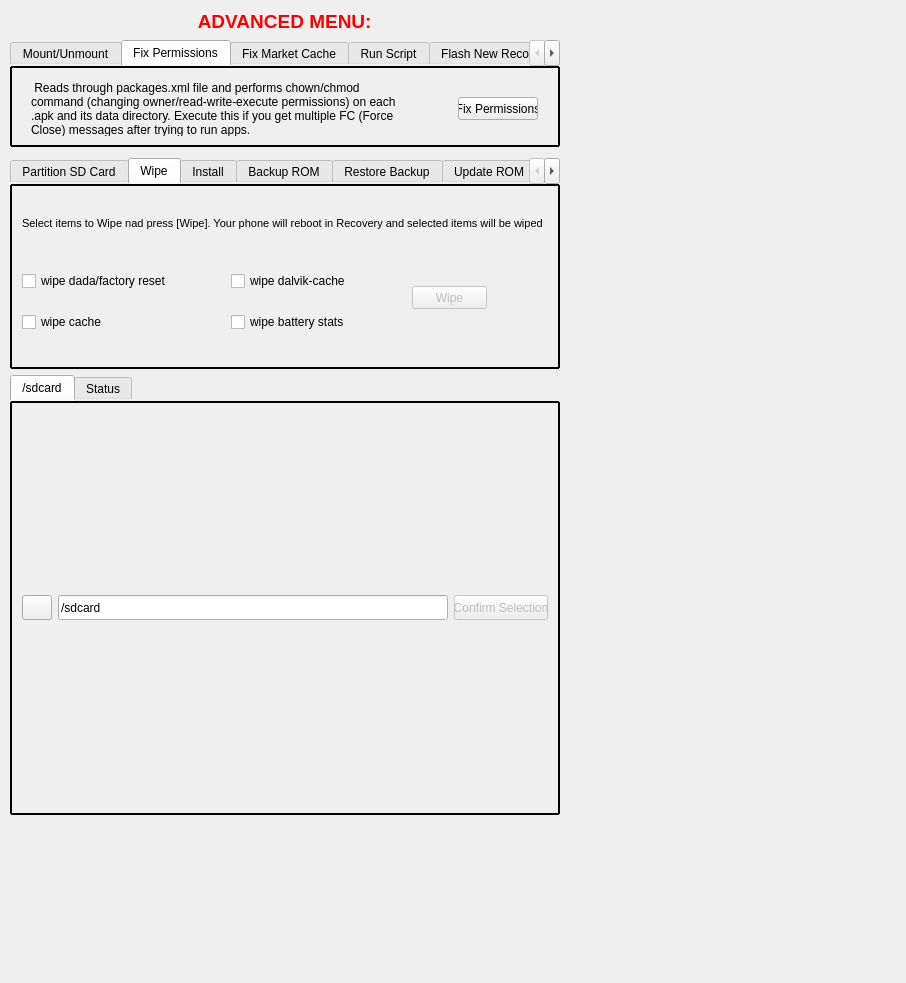
PlantBanditMan/cwm_edition, file widgets/cwmwidget.ui: the form before one commit.
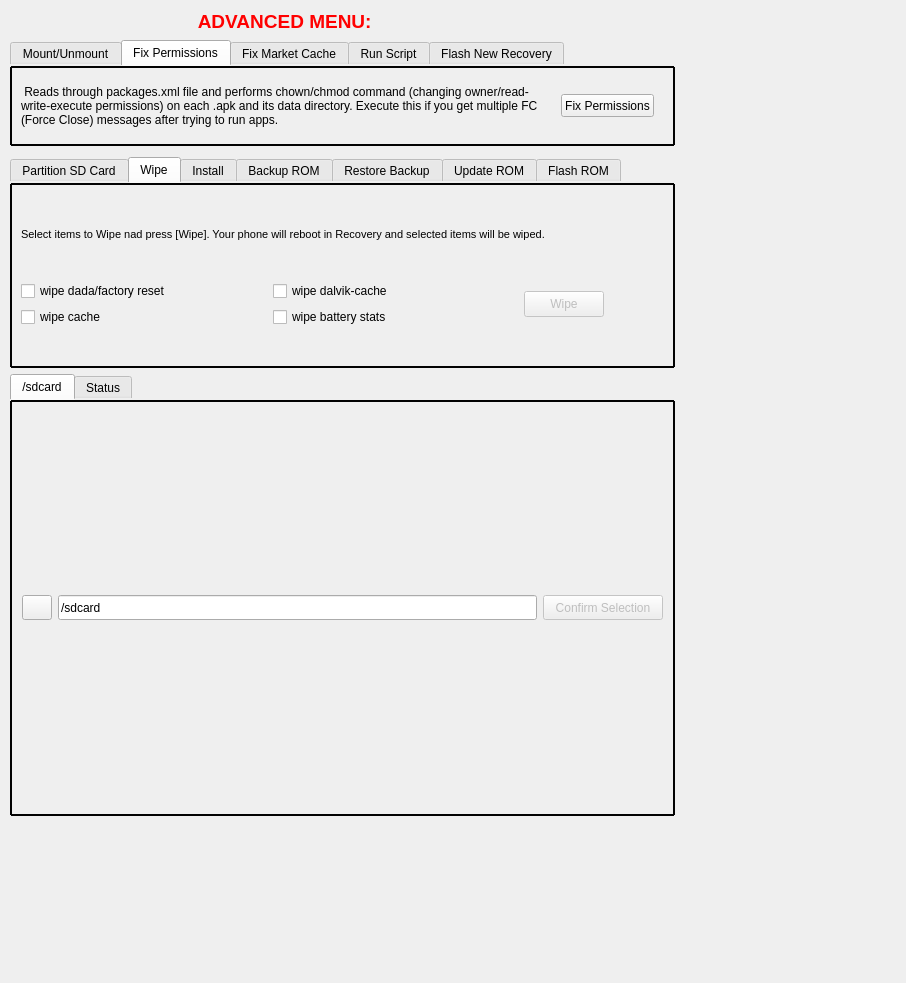
The form after the commit. The open tabs and pages were chosen to show the change. Icons and pictures are not drawn.

Commit message: 4/7/2012-first build for linux, fixed Advanced Page GUI for linux

Patch:
```diff
--- a/widgets/cwmwidget.ui
+++ b/widgets/cwmwidget.ui
@@ -27,11 +27,14 @@
     <rect>
      <x>0</x>
      <y>0</y>
-     <width>563</width>
-     <height>824</height>
+     <width>676</width>
+     <height>825</height>
     </rect>
    </property>
    <layout class="QVBoxLayout" name="layoutCwm">
+    <property name="sizeConstraint">
+     <enum>QLayout::SetDefaultConstraint</enum>
+    </property>
     <property name="leftMargin">
      <number>10</number>
     </property>
@@ -47,7 +50,7 @@
     <item>
      <layout class="QVBoxLayout" name="verticalLayout_10">
       <property name="sizeConstraint">
-       <enum>QLayout::SetFixedSize</enum>
+       <enum>QLayout::SetDefaultConstraint</enum>
       </property>
       <item>
        <widget class="QLabel" name="label">
@@ -157,14 +160,14 @@
       </property>
       <property name="minimumSize">
        <size>
-        <width>550</width>
+        <width>665</width>
         <height>106</height>
        </size>
       </property>
       <property name="maximumSize">
        <size>
-        <width>550</width>
-        <height>107</height>
+        <width>16777215</width>
+        <height>16777215</height>
        </size>
       </property>
       <property name="styleSheet">
@@ -248,25 +251,13 @@
        <attribute name="title">
         <string>Fix Permissions</string>
        </attribute>
-       <layout class="QVBoxLayout" name="verticalLayout_14">
+       <layout class="QHBoxLayout" name="horizontalLayout_27">
         <item>
          <layout class="QHBoxLayout" name="horizontalLayout_8">
-          <property name="spacing">
-           <number>48</number>
-          </property>
-          <property name="leftMargin">
-           <number>0</number>
-          </property>
-          <property name="topMargin">
-           <number>5</number>
-          </property>
-          <property name="rightMargin">
-           <number>0</number>
-          </property>
           <item>
            <widget class="QLabel" name="label_10">
             <property name="sizePolicy">
-             <sizepolicy hsizetype="Fixed" vsizetype="Fixed">
+             <sizepolicy hsizetype="Preferred" vsizetype="Fixed">
               <horstretch>0</horstretch>
               <verstretch>0</verstretch>
              </sizepolicy>
@@ -295,14 +286,14 @@
             </property>
             <property name="minimumSize">
              <size>
-              <width>80</width>
+              <width>90</width>
               <height>23</height>
              </size>
             </property>
             <property name="maximumSize">
              <size>
-              <width>80</width>
-              <height>23</height>
+              <width>16777215</width>
+              <height>16777215</height>
              </size>
             </property>
             <property name="text">
@@ -310,6 +301,22 @@
             </property>
            </widget>
           </item>
+          <item>
+           <spacer name="horizontalSpacer_3">
+            <property name="orientation">
+             <enum>Qt::Horizontal</enum>
+            </property>
+            <property name="sizeType">
+             <enum>QSizePolicy::Fixed</enum>
+            </property>
+            <property name="sizeHint" stdset="0">
+             <size>
+              <width>10</width>
+              <height>20</height>
+             </size>
+            </property>
+           </spacer>
+          </item>
          </layout>
         </item>
        </layout>
@@ -523,14 +530,14 @@
       </property>
       <property name="minimumSize">
        <size>
-        <width>550</width>
+        <width>665</width>
         <height>211</height>
        </size>
       </property>
       <property name="maximumSize">
        <size>
-        <width>550</width>
-        <height>211</height>
+        <width>16777215</width>
+        <height>16777215</height>
        </size>
       </property>
       <property name="palette">
@@ -933,31 +940,23 @@
        <attribute name="title">
         <string>Wipe</string>
        </attribute>
-       <widget class="QPushButton" name="buttonWipe">
-        <property name="enabled">
-         <bool>false</bool>
-        </property>
-        <property name="geometry">
-         <rect>
-          <x>400</x>
-          <y>100</y>
-          <width>75</width>
-          <height>23</height>
-         </rect>
-        </property>
+       <layout class="QHBoxLayout" name="horizontalLayout_22">
+        <item>
+         <layout class="QVBoxLayout" name="verticalLayout_18">
+          <item>
+           <widget class="QLabel" name="label_7">
         <property name="text">
-         <string>Wipe</string>
-        </property>
-       </widget>
-       <widget class="QWidget" name="layoutWidget6">
-        <property name="geometry">
-         <rect>
-          <x>10</x>
-          <y>70</y>
-          <width>411</width>
-          <height>91</height>
-         </rect>
-        </property>
+             <string>&lt;!DOCTYPE HTML PUBLIC &quot;-//W3C//DTD HTML 4.0//EN&quot; &quot;http://www.w3.org/TR/REC-html40/strict.dtd&quot;&gt;
+&lt;html&gt;&lt;head&gt;&lt;meta name=&quot;qrichtext&quot; content=&quot;1&quot; /&gt;&lt;style type=&quot;text/css&quot;&gt;
+p, li { white-space: pre-wrap; }
+&lt;/style&gt;&lt;/head&gt;&lt;body style=&quot; font-family:'MS Shell Dlg 2'; font-size:8.25pt; font-weight:400; font-style:normal;&quot;&gt;
+&lt;p style=&quot; margin-top:0px; margin-bottom:0px; margin-left:0px; margin-right:0px; -qt-block-indent:0; text-indent:0px;&quot;&gt;&lt;span style=&quot; font-size:8pt;&quot;&gt;Select items to Wipe nad press [Wipe]. Your phone will reboot in Recovery and selected items will be wiped.&lt;/span&gt;&lt;/p&gt;&lt;/body&gt;&lt;/html&gt;</string>
+            </property>
+           </widget>
+          </item>
+          <item>
+           <layout class="QHBoxLayout" name="horizontalLayout_21">
+            <item>
         <layout class="QGridLayout" name="gridLayout_4">
          <item row="0" column="0">
           <widget class="QCheckBox" name="checkData">
@@ -988,24 +987,66 @@
           </widget>
          </item>
         </layout>
-       </widget>
-       <widget class="QLabel" name="label_7">
-        <property name="geometry">
-         <rect>
-          <x>10</x>
-          <y>30</y>
-          <width>521</width>
-          <height>16</height>
-         </rect>
+            </item>
+            <item>
+             <widget class="QPushButton" name="buttonWipe">
+              <property name="enabled">
+               <bool>false</bool>
+              </property>
+              <property name="sizePolicy">
+               <sizepolicy hsizetype="Fixed" vsizetype="Fixed">
+                <horstretch>0</horstretch>
+                <verstretch>0</verstretch>
+               </sizepolicy>
+              </property>
+              <property name="minimumSize">
+               <size>
+                <width>80</width>
+                <height>26</height>
+               </size>
         </property>
         <property name="text">
-         <string>&lt;!DOCTYPE HTML PUBLIC &quot;-//W3C//DTD HTML 4.0//EN&quot; &quot;http://www.w3.org/TR/REC-html40/strict.dtd&quot;&gt;
-&lt;html&gt;&lt;head&gt;&lt;meta name=&quot;qrichtext&quot; content=&quot;1&quot; /&gt;&lt;style type=&quot;text/css&quot;&gt;
-p, li { white-space: pre-wrap; }
-&lt;/style&gt;&lt;/head&gt;&lt;body style=&quot; font-family:'MS Shell Dlg 2'; font-size:8.25pt; font-weight:400; font-style:normal;&quot;&gt;
-&lt;p style=&quot; margin-top:0px; margin-bottom:0px; margin-left:0px; margin-right:0px; -qt-block-indent:0; text-indent:0px;&quot;&gt;&lt;span style=&quot; font-size:8pt;&quot;&gt;Select items to Wipe nad press [Wipe]. Your phone will reboot in Recovery and selected items will be wiped.&lt;/span&gt;&lt;/p&gt;&lt;/body&gt;&lt;/html&gt;</string>
-        </property>
-       </widget>
+               <string>Wipe</string>
+              </property>
+             </widget>
+            </item>
+            <item>
+             <spacer name="horizontalSpacer_2">
+              <property name="orientation">
+               <enum>Qt::Horizontal</enum>
+              </property>
+              <property name="sizeType">
+               <enum>QSizePolicy::Fixed</enum>
+              </property>
+              <property name="sizeHint" stdset="0">
+               <size>
+                <width>60</width>
+                <height>20</height>
+               </size>
+              </property>
+             </spacer>
+            </item>
+           </layout>
+          </item>
+          <item>
+           <spacer name="verticalSpacer_3">
+            <property name="orientation">
+             <enum>Qt::Vertical</enum>
+            </property>
+            <property name="sizeType">
+             <enum>QSizePolicy::Fixed</enum>
+            </property>
+            <property name="sizeHint" stdset="0">
+             <size>
+              <width>478</width>
+              <height>30</height>
+             </size>
+            </property>
+           </spacer>
+          </item>
+         </layout>
+        </item>
+       </layout>
       </widget>
       <widget class="QWidget" name="tab_2">
        <attribute name="title">
@@ -1472,20 +1513,20 @@
     <item>
      <widget class="QTabWidget" name="tabWidget_2">
       <property name="sizePolicy">
-       <sizepolicy hsizetype="Preferred" vsizetype="Preferred">
+       <sizepolicy hsizetype="Fixed" vsizetype="Preferred">
         <horstretch>0</horstretch>
         <verstretch>0</verstretch>
        </sizepolicy>
       </property>
       <property name="minimumSize">
        <size>
-        <width>550</width>
+        <width>665</width>
         <height>425</height>
        </size>
       </property>
       <property name="maximumSize">
        <size>
-        <width>550</width>
+        <width>16777215</width>
         <height>16777215</height>
        </size>
       </property>
@@ -1583,7 +1624,7 @@
             </property>
             <property name="minimumSize">
              <size>
-              <width>94</width>
+              <width>120</width>
               <height>25</height>
              </size>
             </property>
```
Left out of the diff: 220 changed lines with no effect on the pictures. Lines whose indentation alone changed are shown as unchanged.
